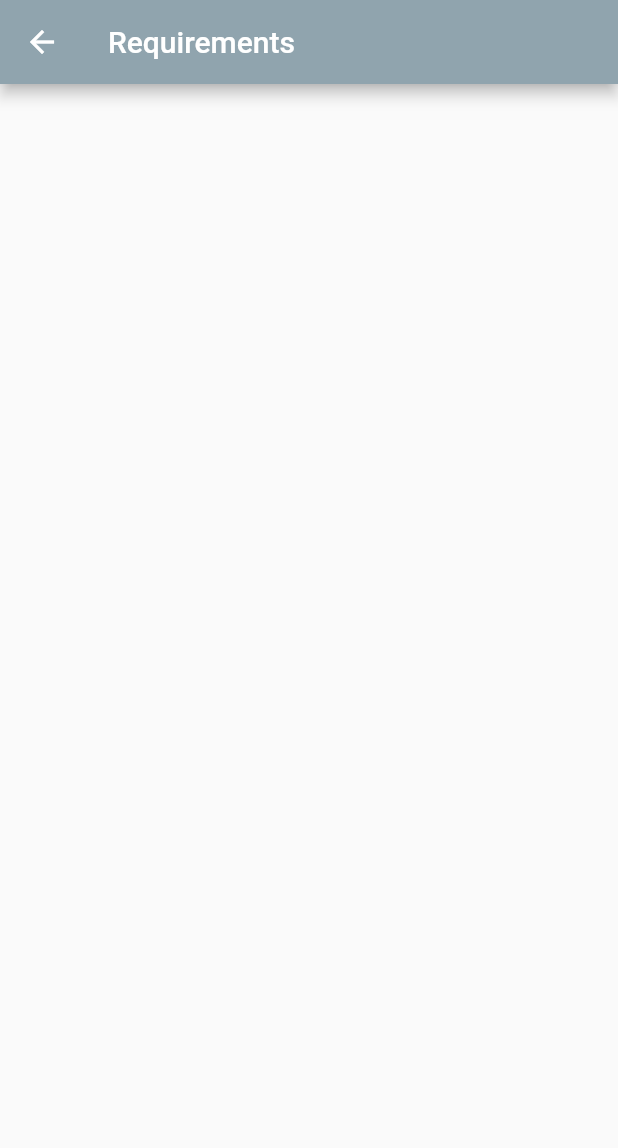
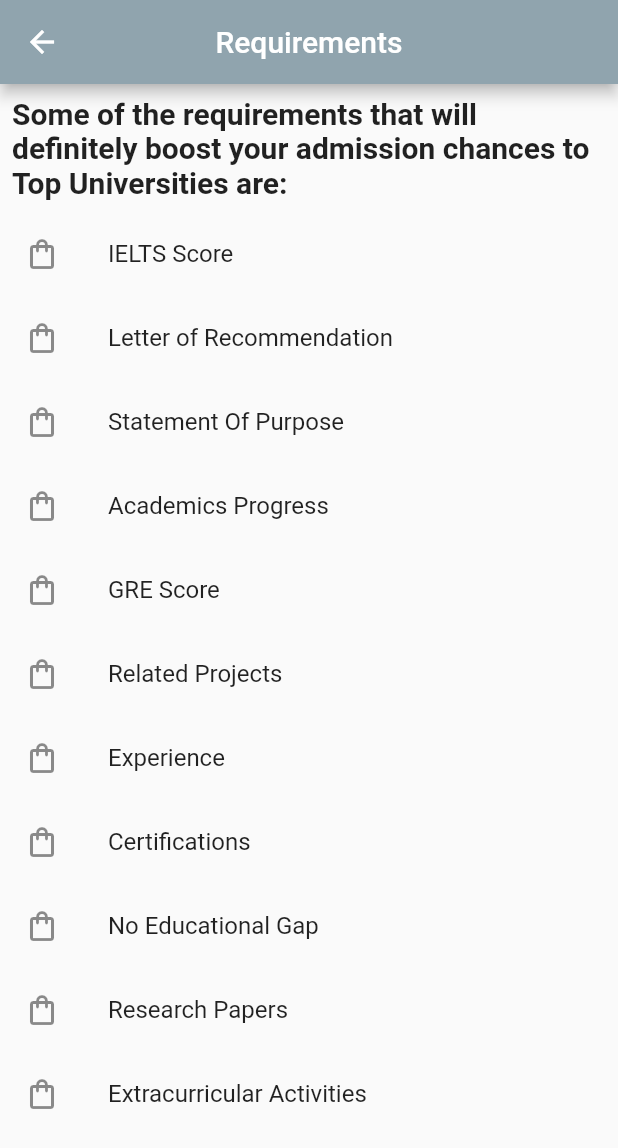
Before and after one commit to piyush-man/dreamcanada, a Flutter app: the requirements screen opened directly, on a phone screen of 412 x 824 dp. Shown: the top 1148 px of the screen. Run offline on Flutter 3.47's test engine with Material 2 defaults, Android fonts, the light colour scheme and no system bars.

Commit message:
dreamcanada 3

```diff
--- a/lib/courses.dart
+++ b/lib/courses.dart
@@ -8,6 +8,7 @@ class courses extends StatelessWidget {
     return Scaffold(
       appBar: AppBar(
         title: Text(name[num]),
+        centerTitle: true,
         backgroundColor: Colors.blueGrey.shade300,
       ),
     );
--- a/lib/myapp.dart
+++ b/lib/myapp.dart
@@ -1,7 +1,7 @@
 
 import 'package:flutter/material.dart';
 import 'package:untitled/courses.dart';
-import 'package:untitled/procedure.dart';
+import 'package:untitled/ielts.dart';
 import 'package:untitled/requirements.dart';
 import 'package:untitled/scholarships.dart';
 import 'package:untitled/search.dart';
@@ -86,13 +86,13 @@ class _dreamcanadaState extends State<dreamcanada> {
             ListTile(
               minVerticalPadding: 20.0,
               title: Text(
-                "Procedure",
+                "IELTS Prep",
                 style: TextStyle(fontSize: 30.0, color: Colors.black),
               ),
               onTap: () {
                 Navigator.push(
                   context,
-                  MaterialPageRoute(builder: (context) => procedure()),
+                  MaterialPageRoute(builder: (context) => ielts()),
                 );
               },
             ),
@@ -115,6 +115,8 @@ class _dreamcanadaState extends State<dreamcanada> {
             Padding(
               padding: const EdgeInsets.only(top: 20.0, bottom: 20.0),
               child: GestureDetector(
+                child: Padding(
+                  padding: const EdgeInsets.symmetric(horizontal: 8.0),
                   child: Container(
                     width: MediaQuery.of(context).size.width,
                     height: 0.1 * MediaQuery.of(context).size.height,
@@ -127,6 +129,7 @@ class _dreamcanadaState extends State<dreamcanada> {
                       child: Text(
                         "Find your Dream university here",
                         style: TextStyle(fontStyle: FontStyle.italic),
+                      ),
                     ),
                   ),
                 ),
@@ -459,7 +462,7 @@ class _dreamcanadaState extends State<dreamcanada> {
                 onTap: () {
                   Navigator.push(
                     context,
-                    MaterialPageRoute(builder: (context) => procedure()),
+                    MaterialPageRoute(builder: (context) => ielts()),
                   );
                 },
                 child: Container(
@@ -470,10 +473,10 @@ class _dreamcanadaState extends State<dreamcanada> {
                       child: Column(
                     children: [
                       Icon(
-                        Icons.screen_rotation_alt_outlined,
+                        Icons.pending_actions_outlined,
                         size: 50.0,
                       ),
-                      Text("Procedure")
+                      Text("IELTS")
                     ],
                     mainAxisAlignment: MainAxisAlignment.spaceAround,
                   )),
--- a/lib/requirements.dart
+++ b/lib/requirements.dart
@@ -1,5 +1,16 @@
 import 'package:flutter/material.dart';
-
+var reqlist=['IELTS Score',
+  'Letter of Recommendation',
+  'Statement Of Purpose',
+  'Academics Progress',
+  'GRE Score',
+  'Related Projects',
+  'Experience',
+  'Certifications',
+  'No Educational Gap',
+  'Research Papers',
+  'Extracurricular Activities'
+];
 class requirements extends StatelessWidget {
   @override
   Widget build(BuildContext context) {
@@ -7,7 +18,29 @@ class requirements extends StatelessWidget {
       appBar: AppBar(
         title: Text("Requirements"),
         backgroundColor: Colors.blueGrey.shade300,
+        centerTitle: true,
       ),
+      body: Column(mainAxisAlignment: MainAxisAlignment.start,
+          children: [Padding(
+            padding: const EdgeInsets.all(8.0),
+            child: Center(
+              child: Text("Some of the requirements that will definitely"
+              " boost your admission chances to Top Universities are:",style: TextStyle(
+                fontSize: 20.0,fontWeight: FontWeight.bold
+              ),),
+            ),
+          ),
+        Container(
+          height: 0.76*MediaQuery.of(context).size.height,
+          child: ListView.builder(
+          itemBuilder: (context,i){return ListTile(
+            title: Text(reqlist[i]),
+            leading: Icon(Icons.shopping_bag_outlined),
+            onTap: (){},
+          );},
+          itemCount: reqlist.length,
+      ),
+        ),])
     );
   }
 }
--- a/lib/universities.dart
+++ b/lib/universities.dart
@@ -66,6 +66,7 @@ class universities extends StatelessWidget {
       appBar: AppBar(
         title: Text("Top Universities"),
         backgroundColor: Colors.blueGrey.shade300,
+        centerTitle: true,
       ),
       body: ListView.builder(
         itemBuilder: (context,i){return ListTile(
```
Also changed, not shown: lib/ielts.dart (added, +51 -0 lines), lib/procedure.dart (deleted, +0 -13 lines), lib/search.dart (+7 -11 lines), pubspec.lock. Lines whose indentation alone changed are shown as unchanged.
